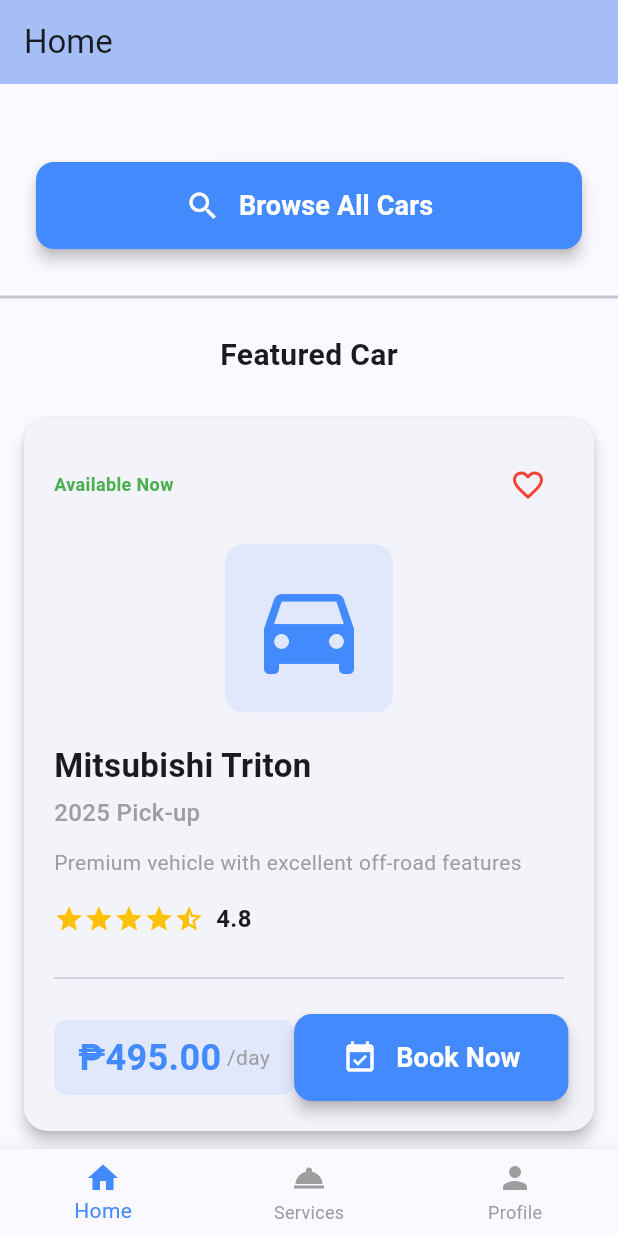
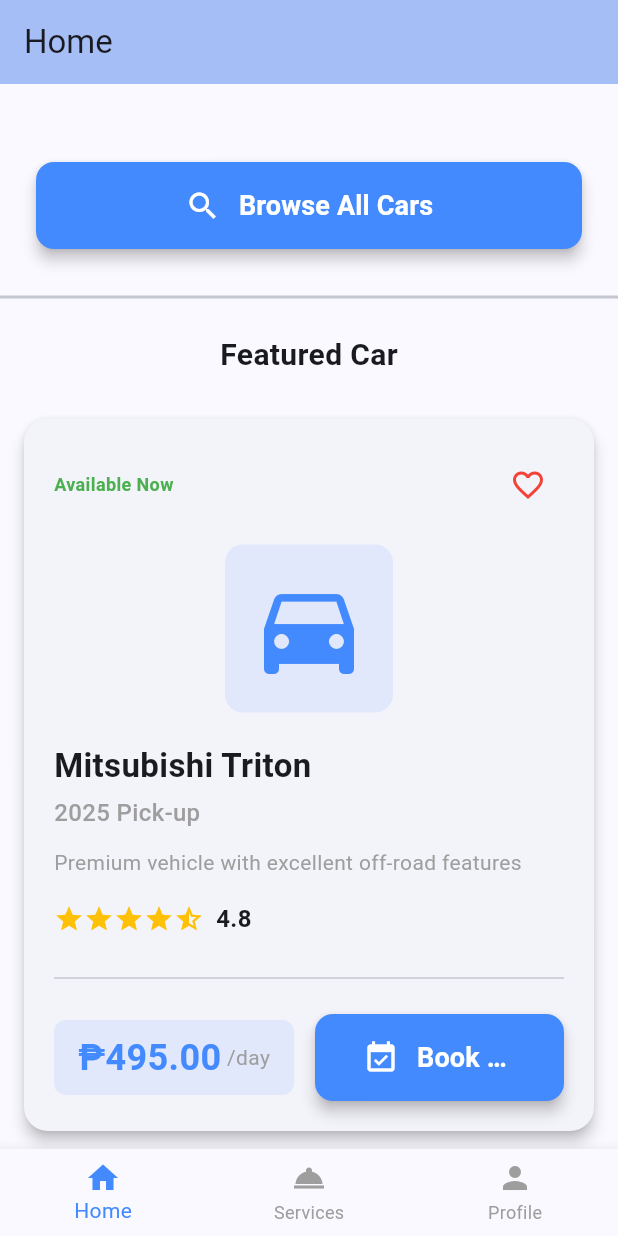
Before and after one commit to jrmurbano/urbano_activity1-2, a Flutter app: the screen it shows after launch, scrolled down 455 dp, on a phone screen of 412 x 824 dp. Run offline on Flutter 3.47's test engine with Material 3 defaults, Android fonts, the phone set to English and light mode, and no system bars.

Commit message:
fixed buttons

```diff
--- a/lib/views/home_page.dart
+++ b/lib/views/home_page.dart
@@ -63,7 +63,12 @@ class HomePage extends StatelessWidget {
                     },
                   ),
                   const SizedBox(height: 20),
-                  CustomRentalButton(
+                  Padding(
+                    padding: EdgeInsets.symmetric(
+                      horizontal:
+                          MediaQuery.of(context).size.width < 400 ? 8 : 0,
+                    ),
+                    child: CustomRentalButton(
                       text: 'Browse All Cars',
                       icon: Icons.search,
                       width: double.infinity,
@@ -75,6 +80,7 @@ class HomePage extends StatelessWidget {
                           ),
                         );
                       },
+                    ),
                   ),
                 ],
               ),
--- a/lib/views/services_page.dart
+++ b/lib/views/services_page.dart
@@ -55,7 +55,11 @@ class ServicesPage extends StatelessWidget {
             const SizedBox(height: 40),
 
             // Using the custom reusable button on Services page
-            Center(
+            Padding(
+              padding: EdgeInsets.symmetric(
+                horizontal: MediaQuery.of(context).size.width < 400 ? 16 : 0,
+              ),
+              child: Center(
                 child: CustomRentalButton(
                   text: 'Book a Service',
                   icon: Icons.calendar_today,
@@ -70,8 +74,13 @@ class ServicesPage extends StatelessWidget {
                   },
                 ),
               ),
+            ),
             const SizedBox(height: 20),
-            Center(
+            Padding(
+              padding: EdgeInsets.symmetric(
+                horizontal: MediaQuery.of(context).size.width < 400 ? 16 : 0,
+              ),
+              child: Center(
                 child: CustomRentalButton(
                   text: 'Contact Support',
                   icon: Icons.support_agent,
@@ -85,6 +94,7 @@ class ServicesPage extends StatelessWidget {
                       ),
                     );
                   },
+                ),
               ),
             ),
 
@@ -225,12 +235,42 @@ class ServicesPage extends StatelessWidget {
     required String title,
     required String description,
   }) {
+    final screenWidth = MediaQuery.of(context).size.width;
+    final isSmallScreen = screenWidth < 400;
+
     return Card(
       elevation: 3,
       shape: RoundedRectangleBorder(borderRadius: BorderRadius.circular(12)),
       child: Padding(
-        padding: const EdgeInsets.all(20.0),
-        child: Row(
+        padding: EdgeInsets.all(isSmallScreen ? 16.0 : 20.0),
+        child: isSmallScreen
+            ? Column(
+                children: [
+                  Icon(icon, size: 40, color: Colors.blueAccent),
+                  const SizedBox(height: 12),
+                  Column(
+                    crossAxisAlignment: CrossAxisAlignment.center,
+                    children: [
+                      Text(
+                        title,
+                        style: const TextStyle(
+                          fontSize: 18,
+                          fontWeight: FontWeight.bold,
+                        ),
+                        textAlign: TextAlign.center,
+                      ),
+                      const SizedBox(height: 8),
+                      Text(
+                        description,
+                        style:
+                            const TextStyle(fontSize: 14, color: Colors.grey),
+                        textAlign: TextAlign.center,
+                      ),
+                    ],
+                  ),
+                ],
+              )
+            : Row(
                 children: [
                   Icon(icon, size: 50, color: Colors.blueAccent),
                   const SizedBox(width: 20),
@@ -248,7 +288,8 @@ class ServicesPage extends StatelessWidget {
                         const SizedBox(height: 8),
                         Text(
                           description,
-                    style: const TextStyle(fontSize: 14, color: Colors.grey),
+                          style:
+                              const TextStyle(fontSize: 14, color: Colors.grey),
                         ),
                       ],
                     ),
--- a/lib/widgets/car_card.dart
+++ b/lib/widgets/car_card.dart
@@ -46,19 +46,27 @@ class CarCard extends StatelessWidget {
             Row(
               mainAxisAlignment: MainAxisAlignment.spaceBetween,
               children: [
-                const Text(
+                Expanded(
+                  child: Text(
                     'Available Now',
                     style: TextStyle(
-                    fontSize: 12,
+                      fontSize:
+                          MediaQuery.of(context).size.width < 400 ? 10 : 12,
                       color: Colors.green,
                       fontWeight: FontWeight.bold,
+                    ),
+                    overflow: TextOverflow.ellipsis,
                   ),
                 ),
                 if (onFavoritePressed != null)
                   IconButton(
                     icon: const Icon(Icons.favorite_border),
                     color: Colors.red,
+                    iconSize: MediaQuery.of(context).size.width < 400 ? 20 : 24,
                     onPressed: onFavoritePressed,
+                    padding: EdgeInsets.all(
+                        MediaQuery.of(context).size.width < 400 ? 4 : 8),
+                    constraints: const BoxConstraints(),
                   ),
               ],
             ),
@@ -96,19 +104,47 @@ class CarCard extends StatelessWidget {
             const SizedBox(height: 16),
 
             // Price and Book Button Row
-            Row(
-              mainAxisAlignment: MainAxisAlignment.spaceBetween,
+            LayoutBuilder(
+              builder: (context, constraints) {
+                final isSmallScreen = constraints.maxWidth < 300;
+
+                if (isSmallScreen) {
+                  // Stack vertically on very small screens
+                  return Column(
+                    crossAxisAlignment: CrossAxisAlignment.stretch,
                     children: [
                       // Price Widget (Refactored Component 4)
-                CarPriceWidget(pricePerDay: pricePerDay),
-
+                      Center(child: CarPriceWidget(pricePerDay: pricePerDay)),
+                      const SizedBox(height: 12),
                       // Book Button (Refactored Component 5 - from Task 4)
                       CustomRentalButton(
                         text: 'Book Now',
                         icon: Icons.event_available,
+                        width: double.infinity,
                         onPressed: onBookPressed,
                       ),
                     ],
+                  );
+                } else {
+                  // Keep horizontal layout for larger screens
+                  return Row(
+                    mainAxisAlignment: MainAxisAlignment.spaceBetween,
+                    children: [
+                      // Price Widget (Refactored Component 4)
+                      Flexible(child: CarPriceWidget(pricePerDay: pricePerDay)),
+                      const SizedBox(width: 8),
+                      // Book Button (Refactored Component 5 - from Task 4)
+                      Flexible(
+                        child: CustomRentalButton(
+                          text: 'Book Now',
+                          icon: Icons.event_available,
+                          onPressed: onBookPressed,
+                        ),
+                      ),
+                    ],
+                  );
+                }
+              },
             ),
           ],
         ),
--- a/lib/widgets/car_price_widget.dart
+++ b/lib/widgets/car_price_widget.dart
@@ -14,8 +14,14 @@ class CarPriceWidget extends StatelessWidget {
 
   @override
   Widget build(BuildContext context) {
+    final screenWidth = MediaQuery.of(context).size.width;
+    final isSmallScreen = screenWidth < 400;
+
     return Container(
-      padding: const EdgeInsets.symmetric(horizontal: 16, vertical: 8),
+      padding: EdgeInsets.symmetric(
+        horizontal: isSmallScreen ? 8 : 16,
+        vertical: isSmallScreen ? 6 : 8,
+      ),
       decoration: BoxDecoration(
         color: Colors.blueAccent.withOpacity(0.1),
         borderRadius: BorderRadius.circular(8),
@@ -23,17 +29,23 @@ class CarPriceWidget extends StatelessWidget {
       child: Row(
         mainAxisSize: MainAxisSize.min,
         children: [
-          Text(
-            '$currency${pricePerDay.toStringAsFixed(2)}',
-            style: const TextStyle(
-              fontSize: 24,
-              fontWeight: FontWeight.bold,
-              color: Colors.blueAccent,
+          Flexible(
+            child: Text(
+              '$currency${pricePerDay.toStringAsFixed(2)}',
+              style: TextStyle(
+                fontSize: isSmallScreen ? 18 : 24,
+                fontWeight: FontWeight.bold,
+                color: Colors.blueAccent,
+              ),
+              overflow: TextOverflow.ellipsis,
             ),
           ),
-          const Text(
+          Text(
             ' /day',
-            style: TextStyle(fontSize: 14, color: Colors.grey),
+            style: TextStyle(
+              fontSize: isSmallScreen ? 12 : 14,
+              color: Colors.grey,
+            ),
           ),
         ],
       ),
--- a/lib/widgets/car_rating_widget.dart
+++ b/lib/widgets/car_rating_widget.dart
@@ -10,21 +10,36 @@ class CarRatingWidget extends StatelessWidget {
 
   @override
   Widget build(BuildContext context) {
+    final screenWidth = MediaQuery.of(context).size.width;
+    final isSmallScreen = screenWidth < 400;
+
     return Row(
+      mainAxisSize: MainAxisSize.min,
       children: [
-        ...List.generate(maxRating, (index) {
-          if (index < rating.floor()) {
-            return const Icon(Icons.star, color: Colors.amber, size: 20);
-          } else if (index < rating) {
-            return const Icon(Icons.star_half, color: Colors.amber, size: 20);
-          } else {
-            return const Icon(Icons.star_border, color: Colors.amber, size: 20);
-          }
-        }),
-        const SizedBox(width: 8),
+        Flexible(
+          child: Row(
+            mainAxisSize: MainAxisSize.min,
+            children: List.generate(maxRating, (index) {
+              if (index < rating.floor()) {
+                return Icon(Icons.star,
+                    color: Colors.amber, size: isSmallScreen ? 16 : 20);
+              } else if (index < rating) {
+                return Icon(Icons.star_half,
+                    color: Colors.amber, size: isSmallScreen ? 16 : 20);
+              } else {
+                return Icon(Icons.star_border,
+                    color: Colors.amber, size: isSmallScreen ? 16 : 20);
+              }
+            }),
+          ),
+        ),
+        SizedBox(width: isSmallScreen ? 4 : 8),
         Text(
           rating.toStringAsFixed(1),
-          style: const TextStyle(fontSize: 16, fontWeight: FontWeight.bold),
+          style: TextStyle(
+            fontSize: isSmallScreen ? 14 : 16,
+            fontWeight: FontWeight.bold,
+          ),
         ),
       ],
     );
--- a/lib/widgets/centered_buttons_column.dart
+++ b/lib/widgets/centered_buttons_column.dart
@@ -18,32 +18,55 @@ class CenteredButtonsColumn extends StatelessWidget {
 
   @override
   Widget build(BuildContext context) {
+    final screenWidth = MediaQuery.of(context).size.width;
+    final isSmallScreen = screenWidth < 400;
+
     return SizedBox(
       height: 200,
       child: Column(
         mainAxisAlignment: MainAxisAlignment.center, // Center vertically
         children: [
-          ElevatedButton(
+          SizedBox(
+            width: isSmallScreen ? double.infinity : null,
+            child: ElevatedButton(
               onPressed: onButton1Pressed ?? () {},
               style: ElevatedButton.styleFrom(
                 backgroundColor: Colors.blueAccent,
-              padding: const EdgeInsets.symmetric(horizontal: 40, vertical: 12),
+                padding: EdgeInsets.symmetric(
+                  horizontal: isSmallScreen ? 20 : 40,
+                  vertical: 12,
+                ),
               ),
               child: Text(
                 button1Text,
-              style: const TextStyle(fontSize: 16, color: Colors.white),
+                style: TextStyle(
+                  fontSize: isSmallScreen ? 14 : 16,
+                  color: Colors.white,
+                ),
+                overflow: TextOverflow.ellipsis,
+              ),
             ),
           ),
           const SizedBox(height: 16),
-          ElevatedButton(
+          SizedBox(
+            width: isSmallScreen ? double.infinity : null,
+            child: ElevatedButton(
               onPressed: onButton2Pressed ?? () {},
               style: ElevatedButton.styleFrom(
                 backgroundColor: Colors.green,
-              padding: const EdgeInsets.symmetric(horizontal: 40, vertical: 12),
+                padding: EdgeInsets.symmetric(
+                  horizontal: isSmallScreen ? 20 : 40,
+                  vertical: 12,
+                ),
               ),
               child: Text(
                 button2Text,
-              style: const TextStyle(fontSize: 16, color: Colors.white),
+                style: TextStyle(
+                  fontSize: isSmallScreen ? 14 : 16,
+                  color: Colors.white,
+                ),
+                overflow: TextOverflow.ellipsis,
+              ),
             ),
           ),
         ],
--- a/lib/widgets/custom_rental_button.dart
+++ b/lib/widgets/custom_rental_button.dart
@@ -23,6 +23,9 @@ class CustomRentalButton extends StatelessWidget {
 
   @override
   Widget build(BuildContext context) {
+    final screenWidth = MediaQuery.of(context).size.width;
+    final isSmallScreen = screenWidth < 400;
+
     return SizedBox(
       width: width,
       child: ElevatedButton(
@@ -30,7 +33,10 @@ class CustomRentalButton extends StatelessWidget {
         style: ElevatedButton.styleFrom(
           backgroundColor: backgroundColor ?? Colors.blueAccent,
           foregroundColor: textColor ?? Colors.white,
-          padding: const EdgeInsets.symmetric(horizontal: 32, vertical: 16),
+          padding: EdgeInsets.symmetric(
+            horizontal: isSmallScreen ? 16 : 32,
+            vertical: isSmallScreen ? 12 : 16,
+          ),
           shape: RoundedRectangleBorder(
             borderRadius: BorderRadius.circular(12),
           ),
@@ -41,12 +47,18 @@ class CustomRentalButton extends StatelessWidget {
           mainAxisAlignment: MainAxisAlignment.center,
           children: [
             if (icon != null) ...[
-              Icon(icon, size: 24),
-              const SizedBox(width: 12),
+              Icon(icon, size: isSmallScreen ? 20 : 24),
+              SizedBox(width: isSmallScreen ? 8 : 12),
             ],
-            Text(
-              text,
-              style: const TextStyle(fontSize: 18, fontWeight: FontWeight.bold),
+            Flexible(
+              child: Text(
+                text,
+                style: TextStyle(
+                  fontSize: isSmallScreen ? 14 : 18,
+                  fontWeight: FontWeight.bold,
+                ),
+                overflow: TextOverflow.ellipsis,
+              ),
             ),
           ],
         ),
```
Lines whose indentation alone changed are shown as unchanged.
